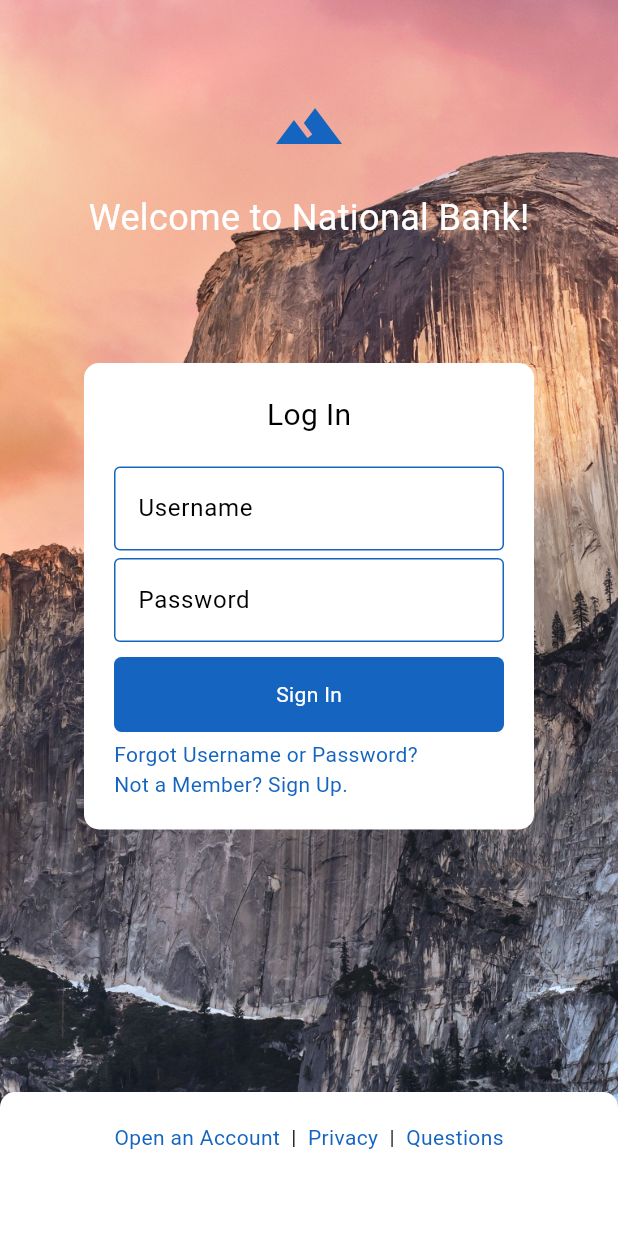
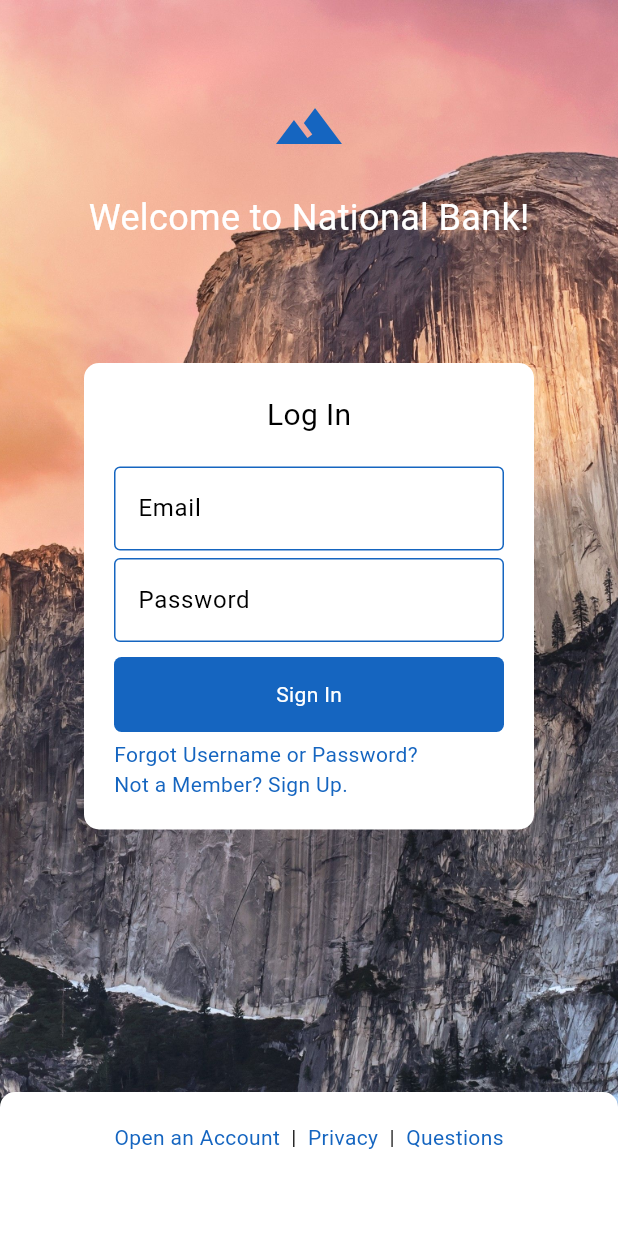
Before and after one commit to InstantPhoNoodles/Flutter-Banking-App, a Flutter app: the AuthenticationPage screen opened directly, after a tap on the "logout" icon, on a phone screen of 412 x 824 dp. Run offline on Flutter 3.47's test engine with Material 3 defaults, Android fonts, the phone set to English and light mode, and no system bars; our stand-ins replace firebase_auth, firebase_core; accounts and stored records are empty; network calls fail.

Commit message:
updated files

```diff
--- a/lib/components/accounts_header.dart
+++ b/lib/components/accounts_header.dart
@@ -9,6 +9,7 @@ class AccountsHeader extends StatelessWidget {
   void userSignOut(BuildContext context) async {
     await FirebaseAuth.instance.signOut();
     Navigator.pushReplacement(
+      // ignore: use_build_context_synchronously
       context,
       MaterialPageRoute(builder: (context) => LoginPage()),
     );
@@ -22,6 +23,8 @@ class AccountsHeader extends StatelessWidget {
           mainAxisAlignment: MainAxisAlignment.spaceBetween,
 
           children: [
+            Row(
+              children: [
                 IconButton(
                   onPressed: () {
                     Navigator.push(
@@ -32,8 +35,22 @@ class AccountsHeader extends StatelessWidget {
                   icon: Icon(Icons.help_outline, size: 28, color: Colors.blue[800]),
                 ),
 
+                IconButton(
+                  onPressed: () {
+                    Navigator.push(
+                      context,
+                      MaterialPageRoute(builder: (context) => PlaceholderPage()),
+                    );
+                  },
+                  icon: Icon(Icons.mark_chat_unread_outlined, size: 28, color: Colors.blue[800]),
+                ),
+              ],
+            ),
+
             Icon(Icons.landscape, size: 48, color: Colors.blue[800]),
 
+            Row(
+              children: [
                 IconButton(
                   onPressed: () {
                     Navigator.push(
@@ -50,7 +67,10 @@ class AccountsHeader extends StatelessWidget {
                 ),
               ],
             ),
+          ],
+        ),
         SizedBox(height: 10),
+
         Divider(
           color: Colors.blue[800],
           thickness: 2,
--- a/lib/components/login_box.dart
+++ b/lib/components/login_box.dart
@@ -1,14 +1,19 @@
 import 'package:banking_app/pages/accounts_page.dart';
 import 'package:banking_app/pages/placeholder_page.dart';
 import 'package:firebase_auth/firebase_auth.dart';
-import 'package:flutter/material.dart';
 import 'package:banking_app/components/login_field.dart';
 import 'package:banking_app/components/hover_text.dart';
 import 'package:banking_app/components/signin_button.dart';
+import 'package:flutter/material.dart';
 
-class LoginBox extends StatelessWidget {
-  LoginBox({super.key});
+class LoginBox extends StatefulWidget {
+  const LoginBox({super.key});
 
+  @override
+  State<LoginBox> createState() => _LoginBoxState();
+}
+
+class _LoginBoxState extends State<LoginBox> {
   final emailController = TextEditingController();
   final passwordController = TextEditingController();
 
@@ -33,6 +38,13 @@ class LoginBox extends StatelessWidget {
   }
 
   @override
+  void dispose() {
+    emailController.dispose();
+    passwordController.dispose();
+    super.dispose();
+  }
+
+  @override
   Widget build(BuildContext context) {
     return Container(
       width: 300,
@@ -49,7 +61,7 @@ class LoginBox extends StatelessWidget {
           SizedBox(height: 20),
 
           // Username Input Field
-          LoginField(controller: emailController, hintText: 'Username', obscureText: false),
+          LoginField(controller: emailController, hintText: 'Email', obscureText: false),
           SizedBox(height: 5),
 
           // Password Input Field
@@ -67,31 +79,30 @@ class LoginBox extends StatelessWidget {
             pressColor: Colors.blue[700]!,
             ontap: () => userSignIn(context),
           ),
-
           SizedBox(height: 5),
 
-          Row(
-            children: [
-              HoverText(
+          // Forgot login link. I don't remember why it is in a row.
+          Container(
+            alignment: Alignment.centerLeft,
+            child: HoverText(
               text: 'Forgot Username or Password?',
               color: Theme.of(context).colorScheme.secondary,
               hoverColor: Theme.of(context).colorScheme.tertiary,
               pressColor: Colors.purple[400]!,
               route: PlaceholderPage(),
             ),
-            ],
           ),
 
-          Row(
-            children: [
-              HoverText(
+          // Sign up link. I don't remember why it is in a row.
+          Container(
+            alignment: Alignment.centerLeft,
+            child: HoverText(
               text: 'Not a Member? Sign Up.',
               color: Theme.of(context).colorScheme.secondary,
               hoverColor: Theme.of(context).colorScheme.tertiary,
               pressColor: Colors.purple[400]!,
               route: PlaceholderPage(),
             ),
-            ],
           ),
         ],
       ),
--- a/lib/components/login_field.dart
+++ b/lib/components/login_field.dart
@@ -1,5 +1,6 @@
 import 'package:flutter/material.dart';
 
+/// Class that formats login page input fields for email and password.
 class LoginField extends StatelessWidget {
   final TextEditingController controller;
   final String hintText;
--- a/lib/components/login_footer.dart
+++ b/lib/components/login_footer.dart
@@ -1,7 +1,9 @@
 import 'package:banking_app/pages/placeholder_page.dart';
+import 'package:banking_app/components/hover_text.dart';
 import 'package:flutter/material.dart';
-import 'package:banking_app/components/hover_text.dart';
 
+/// Class that builds a widget that gets displayed at the button of a page.
+/// Currently only used in the login page. Can be expanded.
 class LoginFooter extends StatelessWidget {
   const LoginFooter({super.key});
 
@@ -18,6 +20,8 @@ class LoginFooter extends StatelessWidget {
         mainAxisAlignment: MainAxisAlignment.start,
         children: [
           SizedBox(height: 20),
+
+          // Row widget with clickable text that routes to other pages.
           Row(
             mainAxisAlignment: MainAxisAlignment.center,
             children: [
--- a/lib/components/signin_button.dart
+++ b/lib/components/signin_button.dart
@@ -1,5 +1,8 @@
 import 'package:flutter/material.dart';
 
+/// Class that lets you format a button with hover and press
+/// functionality. Has an ontap field used to execute a function
+/// Currently on used for sign in button in login page.
 class SigninButton extends StatefulWidget {
   final String text;
   final TextStyle textStyle;
--- a/lib/main.dart
+++ b/lib/main.dart
@@ -1,5 +1,7 @@
+import 'package:banking_app/pages/account_info_page.dart';
 import 'package:banking_app/pages/accounts_page.dart';
 import 'package:banking_app/pages/authentication_page.dart';
+import 'package:banking_app/pages/login_page.dart';
 import 'package:banking_app/theme/theme.dart';
 import 'package:flutter/material.dart';
 import 'package:firebase_core/firebase_core.dart';
@@ -24,7 +26,7 @@ class MyApp extends StatelessWidget {
       theme: lightMode,
       darkTheme: lightMode,
 
-      home: AuthenticationPage(),
+      home: AccountInfoPage(),
     );
   }
 }
--- a/lib/pages/login_page.dart
+++ b/lib/pages/login_page.dart
@@ -1,6 +1,6 @@
 import 'package:banking_app/components/login_footer.dart';
+import 'package:banking_app/components/login_box.dart';
 import 'package:flutter/material.dart';
-import 'package:banking_app/components/login_box.dart';
 
 class LoginPage extends StatelessWidget {
   const LoginPage({super.key});
@@ -13,12 +13,12 @@ class LoginPage extends StatelessWidget {
       backgroundColor: Colors.blue[800],
       body: Stack(
         children: [
-          // Background image
+          // Background image. Light and Dark
           Positioned.fill(
             child: Image.asset(
               isDarkMode
-                ? 'assets/images/loginpage_bg_dark2.jpg'
-                : 'assets/images/loginpage_bg_light3.jpg',
+                ? 'assets/images/loginpage_bg_dark2.jpg'    // Dark mode login bg
+                : 'assets/images/loginpage_bg_light3.jpg',  // Light mode login in bg
               fit: BoxFit.cover,
             ),
           ),
@@ -27,16 +27,21 @@ class LoginPage extends StatelessWidget {
           SafeArea(
             child: Center(
               child: SingleChildScrollView(
+                physics: const BouncingScrollPhysics(),
+
                 child: Column(
                   mainAxisAlignment: MainAxisAlignment.start,
 
                   children: [
                     SizedBox(height: 60),
+
+                    // Login page logo
                     Row(
                       mainAxisAlignment: MainAxisAlignment.center,
                       children: [Icon(Icons.landscape, size: 48, color: Colors.blue[800])],
                     ),
 
+                    // Welcome message
                     SizedBox(height: 20),
                     Text(
                       'Welcome to National Bank!',
@@ -47,6 +52,7 @@ class LoginPage extends StatelessWidget {
                     SizedBox(height: 80),
                     LoginBox(),
 
+                    // Login footer
                     SizedBox(height: 175),
                     LoginFooter(),
                   ],
```
Also changed, not shown: lib/pages/account_info_page.dart (+102 -2 lines). Lines whose indentation alone changed are shown as unchanged.
